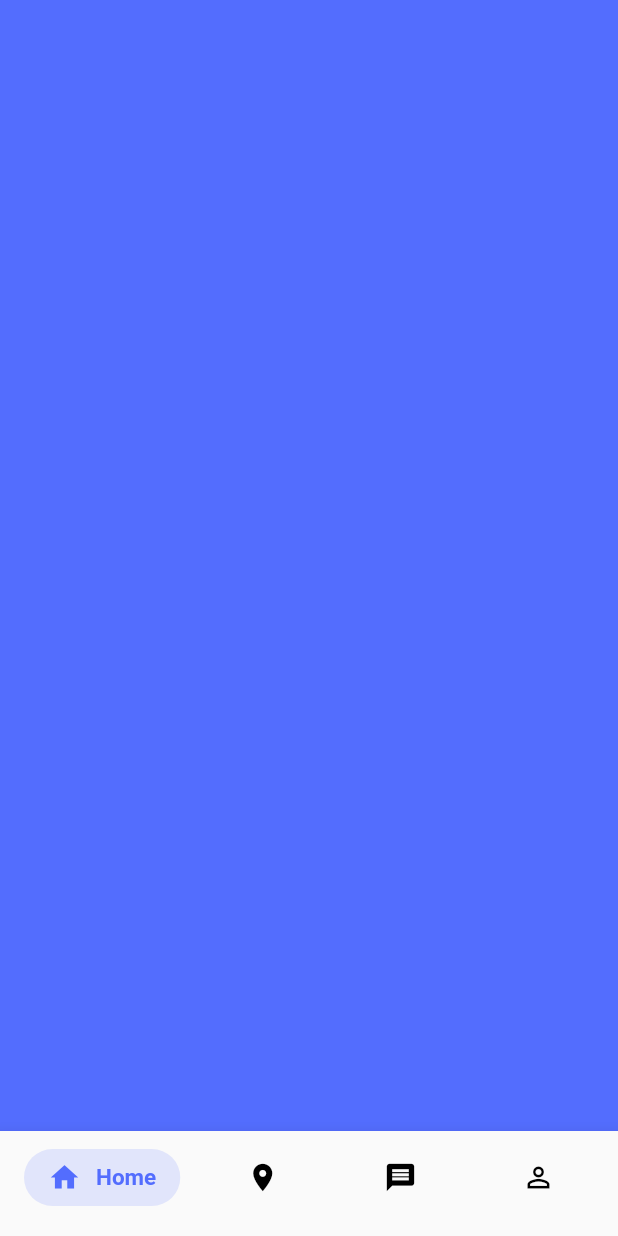
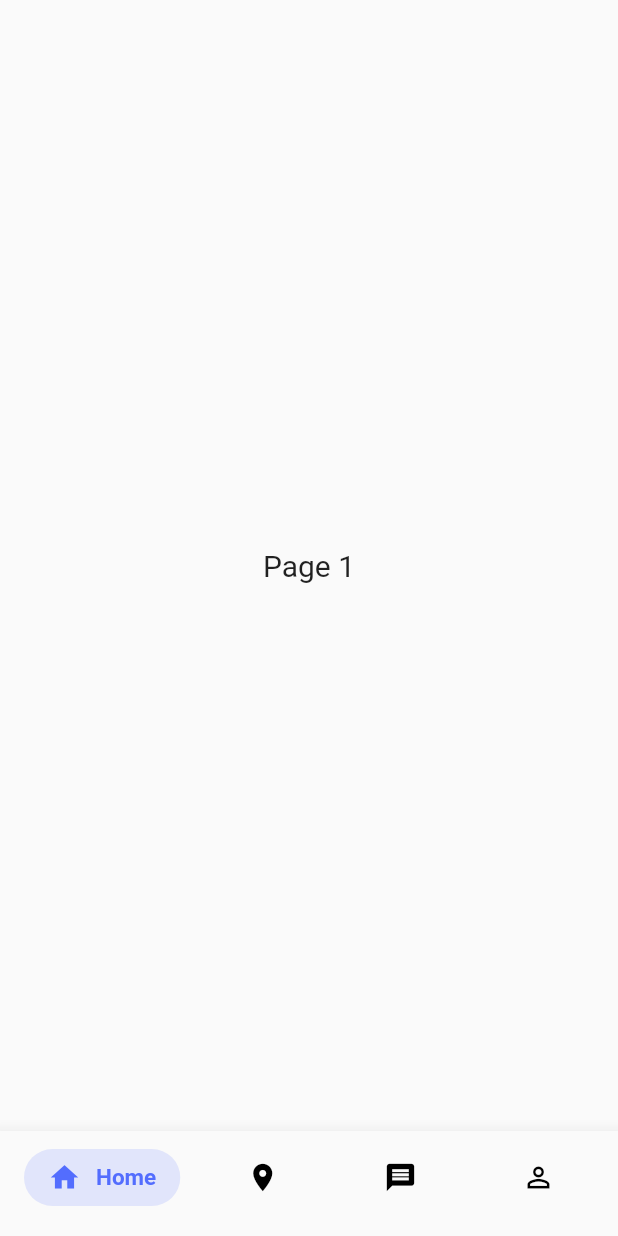
Before and after one commit to PrabalDas/Vikash, a Flutter app: the BottomBarNavigationPatternExample screen opened directly, on a phone screen of 412 x 824 dp. Run offline on Flutter 3.47's test engine with Material 2 defaults, Android fonts, the phone set to English and light mode, and no system bars; our stand-ins replace bottom_navy_bar, curved_navigation_bar, simple_animations; project files that could hold a hidden picture were left out.

Commit message:
Sucessfully created the PageView

```diff
--- a/lib/animation/bottom_bar_navigation_pattern/animated_bottom_bar.dart
+++ b/lib/animation/bottom_bar_navigation_pattern/animated_bottom_bar.dart
@@ -103,5 +103,7 @@ class BarItem {
   IconData iconData;
   Color color;
 
-  BarItem({this.text, this.iconData, this.color});
+
+
+  BarItem( {this.text, this.iconData, this.color, pageOptions, });
 }
--- a/lib/animation/bottom_bar_navigation_pattern/bottom_bar_navigation_pattern_example.dart
+++ b/lib/animation/bottom_bar_navigation_pattern/bottom_bar_navigation_pattern_example.dart
@@ -1,5 +1,7 @@
 import 'package:flutter/material.dart';
+import 'package:vikash/pages/JobRecuiterPage/exportJR.dart';
 import '../bottom_bar_navigation_pattern/animated_bottom_bar.dart';
+
 
 
 class BottomBarNavigationPatternExample extends StatefulWidget {
@@ -8,21 +10,25 @@ class BottomBarNavigationPatternExample extends StatefulWidget {
       text: "Home",
       iconData: Icons.home,
       color: Colors.indigoAccent,
+      pageOptions: HomePageofJobrecruiter()
     ),
     BarItem(
       text: "Locate",
       iconData: Icons.location_on,
       color: Colors.pinkAccent,
+      pageOptions: LocationPageofJobrecruiter()
     ),
     BarItem(
       text: "Messages",
       iconData: Icons.message,
       color: Colors.yellow.shade900,
+      pageOptions: MessagesPageofJobrecruiter()
     ),
     BarItem(
       text: "Profile",
       iconData: Icons.person_outline,
       color: Colors.teal,
+      pageOptions: ProfilePageofJobrecruiter()
     ),
   ];
 
@@ -34,14 +40,13 @@ class BottomBarNavigationPatternExample extends StatefulWidget {
 class _BottomBarNavigationPatternExampleState
     extends State<BottomBarNavigationPatternExample> {
   int selectedBarIndex = 0;
+  final _pageOptions =[HomePageofJobrecruiter(),LocationPageofJobrecruiter(),MessagesPageofJobrecruiter(),ProfilePageofJobrecruiter()];
 
   @override
   Widget build(BuildContext context) {
     return Scaffold(
-      body: AnimatedContainer(
-        color: widget.barItems[selectedBarIndex].color,
-        duration: const Duration(milliseconds: 300),
-      ),
+      body: _pageOptions[selectedBarIndex],
+
       bottomNavigationBar: AnimatedBottomBar(
           barItems: widget.barItems,
           animationDuration: const Duration(milliseconds: 150),
--- /dev/null
+++ b/lib/pages/JobRecuiterPage/HomePageofJobrecruiter.dart
@@ -0,0 +1,15 @@
+import 'package:flutter/material.dart';
+
+class HomePageofJobrecruiter extends StatefulWidget {
+  @override
+  _HomePageofJobrecruiterState createState() => _HomePageofJobrecruiterState();
+}
+
+class _HomePageofJobrecruiterState extends State<HomePageofJobrecruiter> {
+  @override
+  Widget build(BuildContext context) {
+    return Scaffold( body: Center(child: Text('Page 1',style: TextStyle(fontSize: 20),)),
+
+    );
+  }
+}
--- /dev/null
+++ b/lib/pages/JobRecuiterPage/exportJR.dart
@@ -0,0 +1,4 @@
+export 'HomePageofJobrecruiter.dart';
+export 'LocationPageofJobrecruiter.dart';
+export 'MessagesPageofJobrecruiter.dart';
+export 'ProfilePageofJobrecruiter.dart';
```
Also changed, not shown: lib/pages/JobRecuiterPage/LocationPageofJobrecruiter.dart (added, +15 -0 lines), lib/pages/JobRecuiterPage/MessagesPageofJobrecruiter.dart (added, +14 -0 lines), lib/pages/JobRecuiterPage/ProfilePageofJobrecruiter.dart (added, +15 -0 lines).
